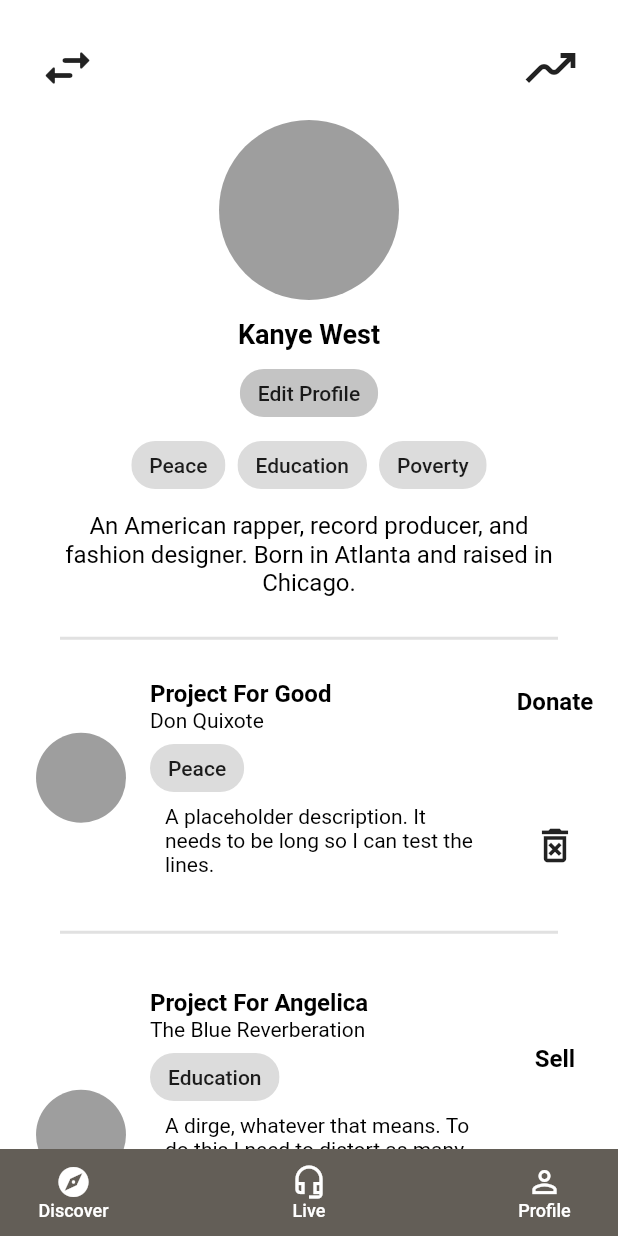
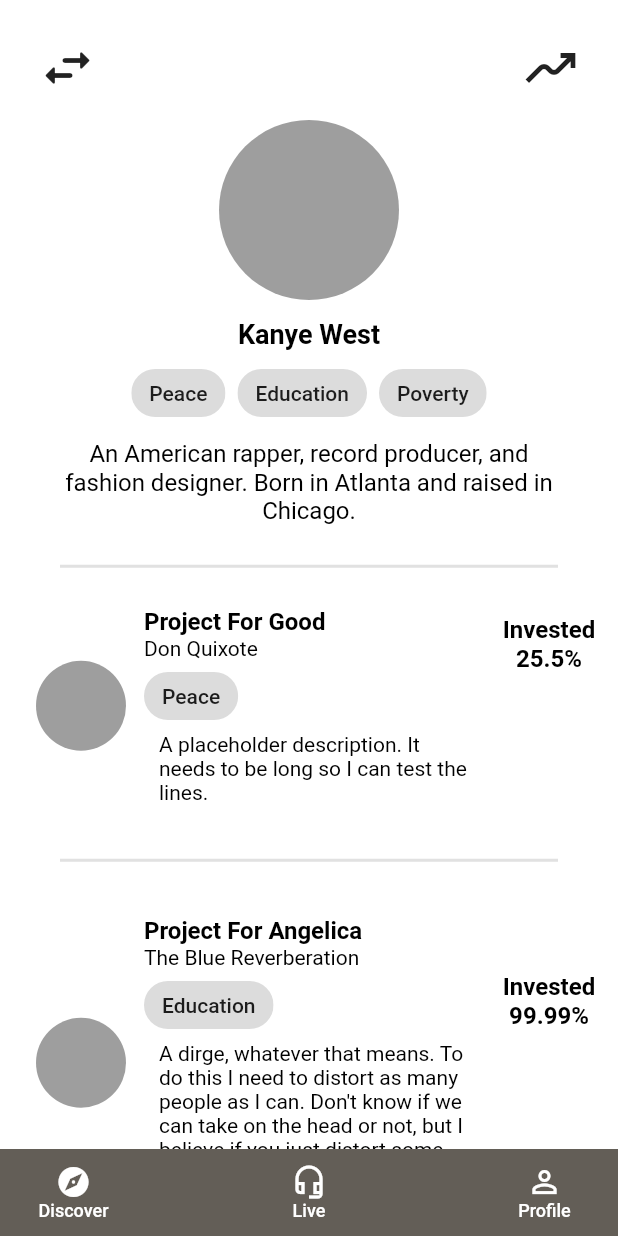
Before and after one commit to pipiipin/Moneyque, a Flutter app: the screen it shows after launch, on a phone screen of 412 x 824 dp. Run offline on Flutter 3.47's test engine with Material 2 defaults, Android fonts, the phone set to English and light mode, and no system bars.

Commit message:
[UPDATE] finished profile page

```diff
--- a/moneyque/lib/profile.dart
+++ b/moneyque/lib/profile.dart
@@ -22,7 +22,7 @@ class _ProfileState extends State<Profile> {
                 'A placeholder description. It needs to be long so I can test the lines.',
             tag: 'Peace',
             avatar: '',
-            isDonate: true),
+            amount: 25.5),
         Project(
             name: 'Project For Angelica',
             author: 'The Blue Reverberation',
@@ -30,21 +30,21 @@ class _ProfileState extends State<Profile> {
                 'A dirge, whatever that means. To do this I need to distort as many people as I can. Don\'t know if we can take on the head or not, but I believe if you just distort some colors, we\'ll be fine, trust me. I am a color as well, you know?',
             tag: 'Education',
             avatar: '',
-            isDonate: false),
+            amount: 99.99),
         Project(
             name: 'I need money. Just that, I am poor.',
             author: 'Roland',
             desc: 'I need money for HamHamPangPang.',
             tag: 'Poverty',
             avatar: '',
-            isDonate: true),
+            amount: 0.1),
         Project(
             name: 'Finish the fight for Ayin',
             author: 'Hokma',
             desc: 'A project dedicated to the religion of A.',
             tag: 'Education',
             avatar: '',
-            isDonate: false),
+            amount: 100),
       ]);
 
   @override
@@ -106,16 +106,6 @@ class _ProfileState extends State<Profile> {
                                   ),
                                   child: Text(user.name),
                                 ),
-                              ),
-                            ),
-                            GestureDetector(
-                              onTap: () {
-                                print('Edit Profile');
-                              },
-                              child: Chip(
-                                label: Text('Edit Profile'),
-                                backgroundColor:
-                                    Color.fromRGBO(196, 196, 196, 1),
                               ),
                             ),
                             Padding(
@@ -273,7 +263,7 @@ class Project {
   final String desc;
   final String tag;
   final String avatar;
-  final bool isDonate;
+  final double amount;
 
   const Project({
     required this.name,
@@ -281,7 +271,7 @@ class Project {
     required this.desc,
     required this.tag,
     required this.avatar,
-    required this.isDonate,
+    required this.amount,
   });
 }
 
@@ -325,7 +315,7 @@ class ProjectCard extends StatelessWidget {
                 maxRadius: 30,
               ),
               Padding(
-                padding: EdgeInsets.all(8),
+                padding: EdgeInsets.all(6),
               ),
               Row(
                 children: [
@@ -390,16 +380,9 @@ class ProjectCard extends StatelessWidget {
                               color: Colors.black,
                               fontWeight: FontWeight.bold,
                             ),
-                            child: Text(prj.isDonate ? 'Donate' : 'Sell'),
-                          ),
-                        ),
-                        GestureDetector(
-                          onTap: () {
-                            print('Delete Project');
-                          },
-                          child: Icon(
-                            Icons.delete_forever_outlined,
-                            size: 30,
+                            child: Text(prj.amount >= 100
+                                ? 'Bought'
+                                : 'Invested\n' + prj.amount.toString() + '%'),
                           ),
                         ),
                       ],
```
